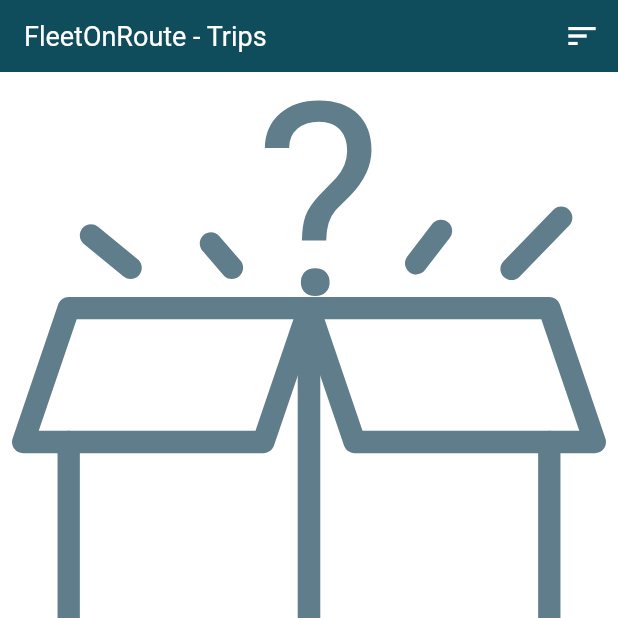
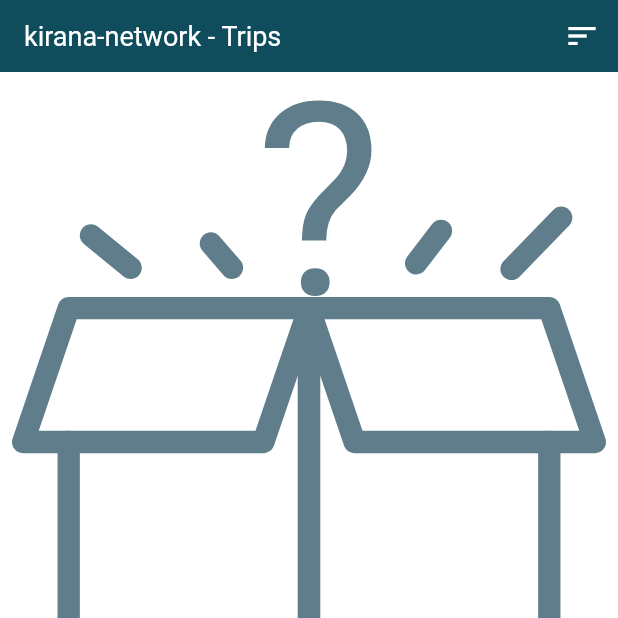
Before and after one commit to kirana-network/kirana-network-mobile, a Flutter app: the TripsScreen screen opened by its route, on a phone screen of 412 x 824 dp, the top half of it. Run offline on Flutter 3.47's test engine with Material 2 defaults, Android fonts, the phone set to English and light mode, and no system bars; our stand-ins replace dartz, equatable, firebase_auth, firebase_core, flutter_html, flutter_spinkit and 7 more; missing offline and left inert: flutter_background_service, jose, jwt_decode, maps_launcher, maps_toolkit, quick_log and 1 more; accounts and stored records are empty; statements that could not run were skipped.

Commit message:
Several updates made to allow app to function

```diff
--- a/lib/components/app_top_bar.dart
+++ b/lib/components/app_top_bar.dart
@@ -18,7 +18,7 @@ class AppTopBar extends StatelessWidget implements PreferredSizeWidget {
       centerTitle: false,
       elevation: 0,
       title: Text(
-        "FleetOnRoute ${routeTitle != "" ? '- ' + routeTitle : ""}",
+        "kirana-network ${routeTitle != "" ? '- ' + routeTitle : ""}",
         style: TextStyle(color: Colors.white),
       ),
       leading: Container(),
--- a/lib/core/app_state.dart
+++ b/lib/core/app_state.dart
@@ -14,12 +14,12 @@ import 'package:shared_preferences/shared_preferences.dart';
 final _logger = Logger("AppState");
 
 class AppState extends ChangeNotifier {
-  late AuthUserModel? authUser;
-  late UserProfileModel? userProfile;
-  late List<UserProfileOrganizationModel>? userProfileOrganizations;
-  late List<OrganizationModel>? organizations;
-  late GPSUnitModel? gpsUnit;
-  late UserCredential? authUserCredential;
+  late AuthUserModel? authUser = null;
+  late UserProfileModel? userProfile = null;
+  late List<UserProfileOrganizationModel>? userProfileOrganizations = null;
+  late List<OrganizationModel>? organizations = null;
+  late GPSUnitModel? gpsUnit = null;
+  late UserCredential? authUserCredential = null;
 
   late Position currentLocation;
   late StreamController<Position> locationStreamController =
--- a/lib/core/config.dart
+++ b/lib/core/config.dart
@@ -8,8 +8,8 @@ import 'package:flutter/foundation.dart';
 import 'package:flutter/services.dart';
 
 final PLAY_STORE_URL = (Platform.isAndroid)
-    ? "https://play.google.com/store/apps/details?id=com.fleetonroute.mobile"
-    : "https://apps.apple.com/us/app/fleetonroute/id1585593801";
+    ? "https://play.google.com/store/apps/details?id=network.kirana.mobile"
+    : "https://apps.apple.com/us/app/fleetonroute/id9999999999";
 
 class AppConfig {
   final String apiUrl;
--- a/lib/core/tasks/background_service.dart
+++ b/lib/core/tasks/background_service.dart
@@ -47,7 +47,7 @@ void onStart() async {
 
 void _launch(FlutterBackgroundService service, Map<String, dynamic> event) {
   service.setNotificationInfo(
-    title: "FleetOnRoute",
+    title: "KiranaNetwork",
     content: event["content"],
   );
   _startBackgroundGpsUpdates(service);
--- a/lib/core/translations.dart
+++ b/lib/core/translations.dart
@@ -3,7 +3,7 @@ import 'package:flutter/widgets.dart';
 
 class Translations {
   Translations(this.locale);
-  static String title = "FleetOnRoute";
+  static String title = "KiranaNetwork";
   final Locale locale;
 
   static Translations? of(BuildContext context) {
@@ -46,7 +46,7 @@ class Translations {
       "BACKGROUND_LOCATION_PERMISSION_REQUIRED":
           "Location permission is required",
       "BACKGROUND_LOCATION_PERMISSION_REQUIRED_MESSAGING_1":
-          "FleetOnRoute requires access to your location to provide updates to the clients and organization.",
+          "KiranaNetwork requires access to your location to provide updates to the clients and organization.",
       "APP_UPDATE_AVAILABLE": "An update is available",
       "APP_UPDATE_IS_REQUIRED":
           "Updating your app is required before continuing",
--- a/lib/screens/permissions/permission_required/permission_required_screen.dart
+++ b/lib/screens/permissions/permission_required/permission_required_screen.dart
@@ -58,7 +58,7 @@ class _PermissionRequiredScreenState extends State<PermissionRequiredScreen> {
                   style: screenHeadingTextStyle()
                       .merge(TextStyle(color: accentColor))),
               Text(
-                  "FleetOnRoute requires access to your location to provide updates to the clients and organization.",
+                  "KiranaNetwork requires access to your location to provide updates to the clients and organization.",
                   style: screenSubTitleTextStyle()),
               SizedBox(height: getProportionateScreenHeight(30)),
               BigButton(
--- a/lib/screens/splash/components/body.dart
+++ b/lib/screens/splash/components/body.dart
@@ -172,7 +172,7 @@ class _BodyState extends State<Body> {
             ],
           ),
           Text(
-            "FleetOnRoute",
+            "KiranaNetwork",
             textScaleFactor: 3,
             style: TextStyle(color: primaryColor),
           ),
--- a/lib/screens/trips/trip_details/components/body.dart
+++ b/lib/screens/trips/trip_details/components/body.dart
@@ -34,13 +34,13 @@ class _BodyState extends State<Body> with WidgetsBindingObserver {
   @override
   void initState() {
     super.initState();
-    WidgetsBinding.instance!.addObserver(this);
+    WidgetsBinding.instance.addObserver(this);
     navigateToTripCompletePageIfNearDestination();
   }
 
   @override
   void dispose() {
-    WidgetsBinding.instance!.removeObserver(this);
+    WidgetsBinding.instance.removeObserver(this);
     super.dispose();
   }
 
--- a/lib/screens/trips/trips_screen/components/body.dart
+++ b/lib/screens/trips/trips_screen/components/body.dart
@@ -14,21 +14,21 @@ import 'package:kirana_network_mobile/screens/trips/trips_screen/trips_screen.da
 final _logger = Logger("trips_screen.body");
 
 class Body extends StatefulWidget {
-  final SortOrder sortOrder;
+  SortOrder sortOrder = SortOrder.Closest;
   Body({required this.sortOrder});
 
   @override
   _BodyState createState() {
-    return _BodyState();
+    return _BodyState(sortOrder: this.sortOrder);
   }
 }
 
 class _BodyState extends State<Body> {
   List<TripModel> trips = [];
   bool loading = true;
-  late SortOrder sortOrder;
+  SortOrder sortOrder = SortOrder.Closest;
 
-  _BodyState() {
+  _BodyState({required this.sortOrder}) {
     init();
   }
 
--- a/lib/screens/trips/trips_screen/components/trip_list_tile.dart
+++ b/lib/screens/trips/trips_screen/components/trip_list_tile.dart
@@ -37,8 +37,8 @@ class TripListTile extends StatelessWidget {
       latitude: trip.location.latitude,
     );
     num? distance = computeDistance(a, b);
-    TripModel activeTrip =
-        (sl<AppState>().appSharedPreferences.getActiveTrip())!;
+    TripModel? activeTrip =
+        (sl<AppState>().appSharedPreferences.getActiveTrip());
     return Column(
       children: [
         ListTile(
--- a/lib/screens/trips/trips_screen/trips_screen.dart
+++ b/lib/screens/trips/trips_screen/trips_screen.dart
@@ -90,7 +90,7 @@ class _TripsScreenState extends State<TripsScreen> {
         key: Key("BottomNavbar"),
       ),
       body: Body(
-        sortOrder: selectedSortOrder!,
+        sortOrder: selectedSortOrder ?? SortOrder.Closest,
       ),
     );
   }
--- a/pubspec.yaml
+++ b/pubspec.yaml
@@ -49,10 +49,10 @@ dependencies:
   flutter_spinkit : ^5.0.0
   maps_toolkit: ^2.0.0
   flutter_html: ^2.0.0
-  image_picker: ^0.8.4+11
+  image_picker: ^0.8.5+3
   flutter_background_service: ^1.0.4
   geolocator: ^8.2.0
-  maps_launcher: ^2.0.1
+  maps_launcher: 2.0.0
   jwt_decode: ^0.3.1
 
   fleetonrouteapi:
```
Also changed, not shown: lib/components/map_preview.dart (+5 -5 lines), pubspec.lock, 9 other files.
